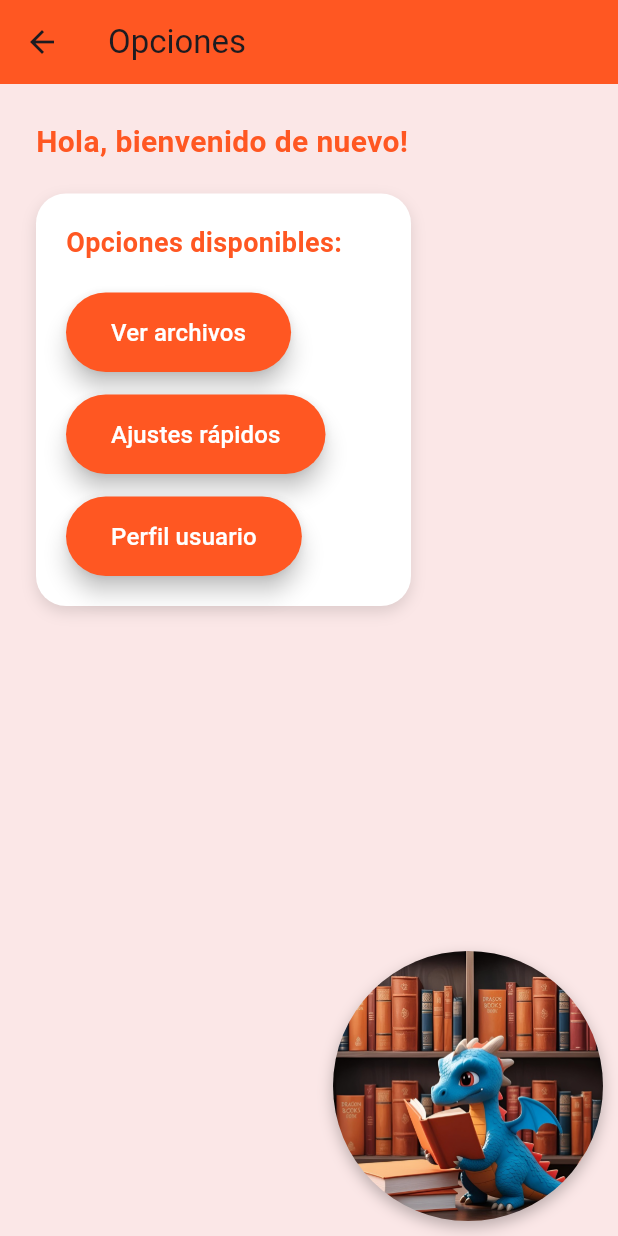
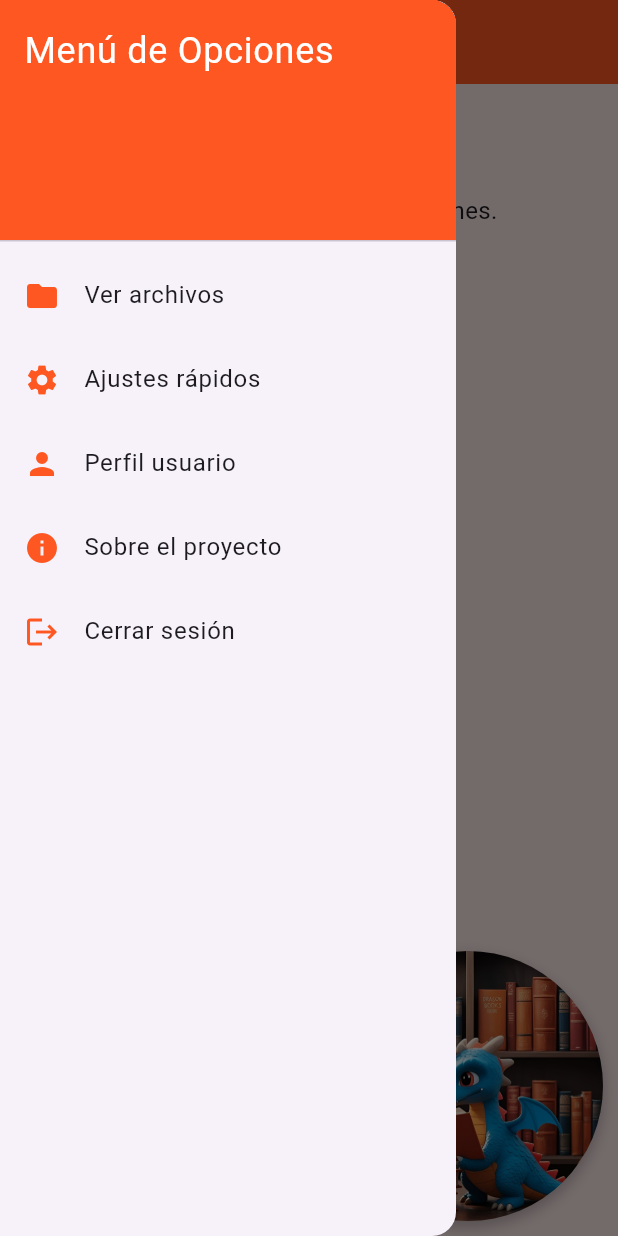
Before and after one commit to Jenn220/tareaflutter, a Flutter app: the OptionsScreen screen opened by its route, with the side drawer open (before the commit the screen has no drawer), on a phone screen of 412 x 824 dp. Run offline on Flutter 3.47's test engine with Material 3 defaults, Android fonts, the phone set to English and light mode, and no system bars.

Commit message:
menu drawer y navegavilidad

```diff
--- a/lib/description.dart
+++ b/lib/description.dart
@@ -67,9 +67,9 @@ class DescriptionScreen extends StatelessWidget {
           ),
           Positioned(
             right: 20,
-            bottom: 20,
+              bottom: 20,
             child: Container(
-              width: 300,
+               width: 300,
                height: 300,
             decoration: BoxDecoration(
                 shape: BoxShape.circle,
--- a/lib/main.dart
+++ b/lib/main.dart
@@ -24,6 +24,7 @@ class MyApp extends StatelessWidget {
         '/form': (context) => const FormScreen(),
         '/description': (context) => const DescriptionScreen(),
         '/options': (context) => const OptionsScreen(),
+
       },
     );
   }
--- a/lib/options.dart
+++ b/lib/options.dart
@@ -6,62 +6,56 @@ class OptionsScreen extends StatelessWidget {
   @override
   Widget build(BuildContext context) {
     return Scaffold(
-      backgroundColor:  const Color.fromARGB(255, 251, 231, 231),
+      backgroundColor: const Color.fromARGB(255, 251, 231, 231),
       appBar: AppBar(
         title: const Text('Opciones'),
         backgroundColor: Colors.deepOrange,
+      ),
+      drawer: Drawer(
+        child: ListView(
+          padding: EdgeInsets.zero,
+          children: [
+            const DrawerHeader(
+              decoration: BoxDecoration(
+                color: Colors.deepOrange,
+              ),
+              child: Text(
+                'Menú de Opciones',
+                style: TextStyle(
+                  color: Colors.white,
+                  fontSize: 24,
+                ),
+              ),
+            ),
+            _buildDrawerItem(Icons.folder, 'Ver archivos', context),
+            _buildDrawerItem(Icons.settings, 'Ajustes rápidos', context),
+            _buildDrawerItem(Icons.person, 'Perfil usuario', context),
+            _buildDrawerItem(Icons.info, 'Sobre el proyecto', context),
+            _buildDrawerItem(Icons.logout, 'Cerrar sesión', context, '/login'),
+          ],
+        ),
       ),
       body: Stack(
         children: [
           Padding(
             padding: const EdgeInsets.all(24.0),
             child: Align(
-              alignment: Alignment.centerLeft,
+              alignment: Alignment.topLeft,
               child: Column(
                 crossAxisAlignment: CrossAxisAlignment.start,
-                children: [
-                  const Text(
-                    'Hola, bienvenido de nuevo!',
+                children: const [
+                  Text(
+                    'Hola y bienvenido!',
                     style: TextStyle(
                       fontSize: 20,
                       fontWeight: FontWeight.bold,
                       color: Colors.deepOrange,
                     ),
                   ),
-                const SizedBox(height: 20),
-                  Container(
-                  width: 250,
-                  padding: const EdgeInsets.all(20),
-                  decoration: BoxDecoration(
-                  color: Colors.white,
-                    borderRadius: BorderRadius.circular(20),
-                      boxShadow: [
-                        BoxShadow(
-                          color: Colors.black12,
-                          blurRadius: 8,
-                          offset: Offset(0, 4),
-                        ),
-                      ],
-                    ),
-                    child: Column(
-                     crossAxisAlignment: CrossAxisAlignment.start,
-                      children: [
-                        const Text(
-                          'Opciones disponibles:',
-                          style: TextStyle(
-                          fontSize: 18,
-                            fontWeight: FontWeight.bold,
-                          color: Colors.deepOrange,
-                          ),
-                       ),
-                        const SizedBox(height: 20),
-                         _buildOptionButton('Ver archivos'),
-                        const SizedBox(height: 15),
-                         _buildOptionButton('Ajustes rápidos'),
-                        const SizedBox(height: 15),
-                         _buildOptionButton('Perfil usuario'),
-                      ],
-                    ),
+                  SizedBox(height: 20),
+                  Text(
+                    'Menú a la izquierda para ver las opciones.',
+                    style: TextStyle(fontSize: 16),
                   ),
                 ],
               ),
@@ -96,21 +90,17 @@ class OptionsScreen extends StatelessWidget {
     );
   }
 
-  Widget _buildOptionButton(String text) {
-    return ElevatedButton(
-      onPressed: () {},
-      style: ElevatedButton.styleFrom(
-        backgroundColor: Colors.deepOrange,
-        padding: const EdgeInsets.symmetric(horizontal: 30, vertical: 15),
-        shape: RoundedRectangleBorder(
-          borderRadius: BorderRadius.circular(30),
-        ),
-        elevation: 6,
-      ),
-      child: Text(
-        text,
-        style: const TextStyle(fontSize: 16, color: Colors.white),
-      ),
+  Widget _buildDrawerItem(IconData icon, String text, BuildContext context, [String? route]) {
+    return ListTile(
+      leading: Icon(icon, color: Colors.deepOrange),
+      title: Text(text),
+      onTap: () {
+        Navigator.pop(context);
+        if (route != null) {
+          Navigator.pushReplacementNamed(context, route);
+        }
+
+      },
     );
   }
 }
```
Lines whose indentation alone changed are shown as unchanged.
